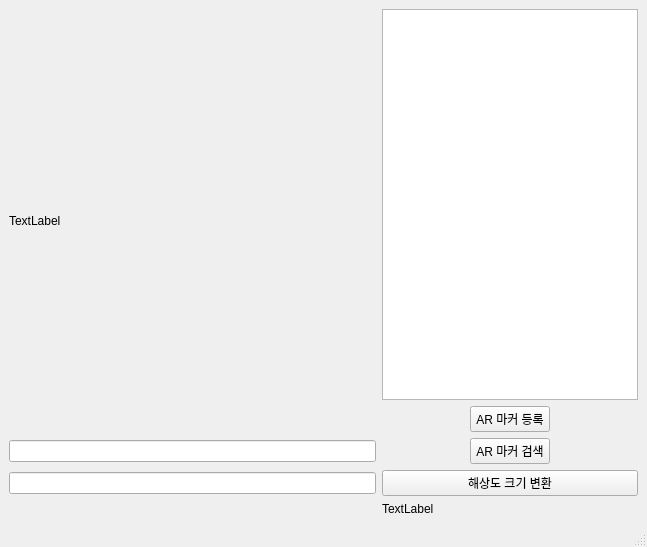
Qt form secondwindow.ui (JSunOO/ar_marker_pr) before a commit.
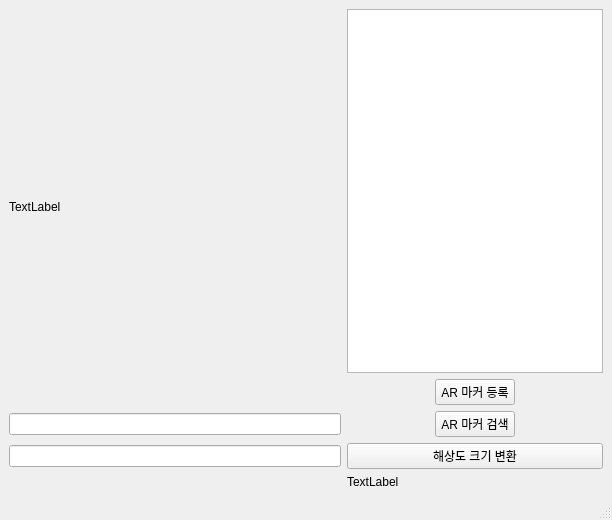
The same form after that commit.

Commit message: ui_Label 최대크기 조정

The edit to the form file:
```diff
--- a/secondwindow.ui
+++ b/secondwindow.ui
@@ -6,8 +6,8 @@
    <rect>
     <x>0</x>
     <y>0</y>
-    <width>647</width>
-    <height>547</height>
+    <width>612</width>
+    <height>520</height>
    </rect>
   </property>
   <property name="windowTitle">
@@ -62,6 +62,12 @@
       </item>
       <item row="4" column="3">
        <widget class="QLabel" name="ui_Label">
+        <property name="maximumSize">
+         <size>
+          <width>300</width>
+          <height>300</height>
+         </size>
+        </property>
         <property name="text">
          <string>TextLabel</string>
         </property>
```
Left out of the diff: 2 changed lines with no effect on the pictures.
